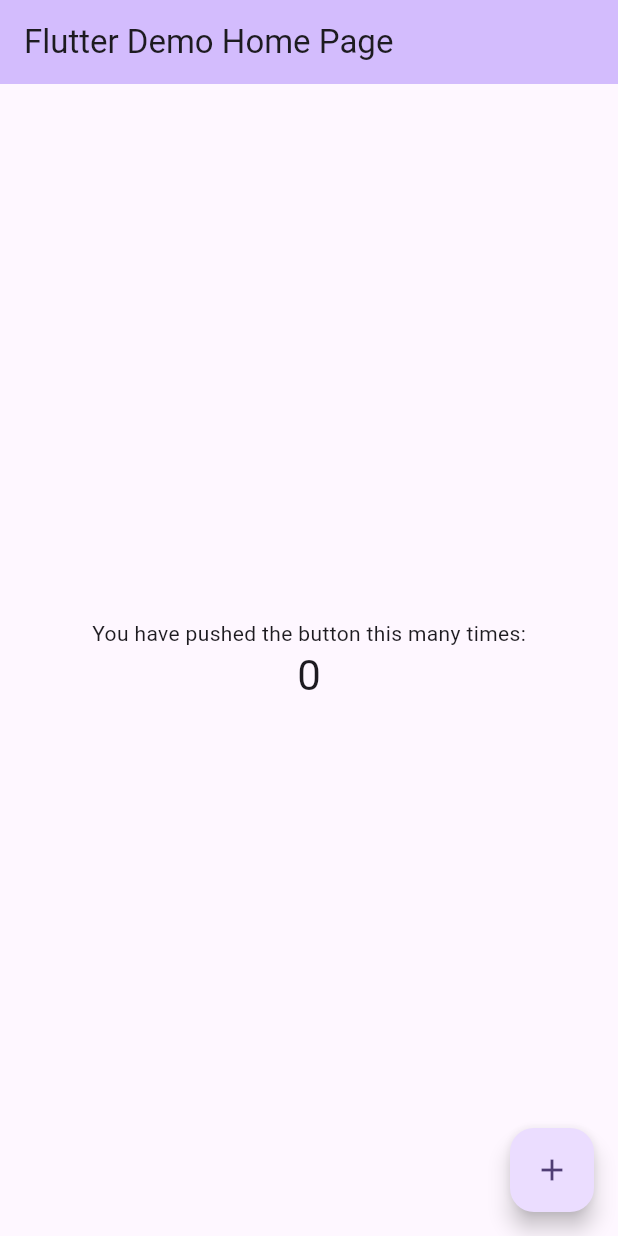
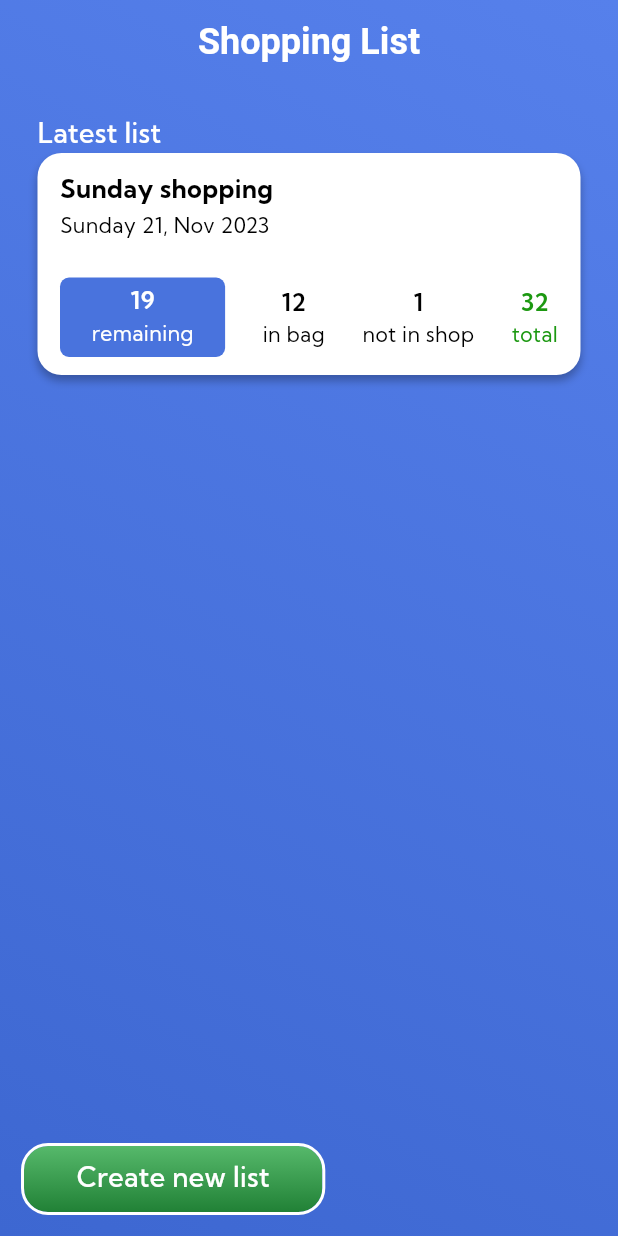
Before and after one commit to AnuradhaDev96/shopping_list_app, a Flutter app: the screen it shows after launch, on a phone screen of 412 x 824 dp. Run offline on Flutter 3.47's test engine with Material 2 defaults, Android fonts, the phone set to English and light mode, and no system bars.

Commit message:
Shopping list page UI implementation started

```diff
--- /dev/null
+++ b/shoplicium/lib/config/themes/text_styles.dart
@@ -0,0 +1,17 @@
+import 'package:flutter/material.dart';
+
+abstract class TextStyles {
+  static const defaultFontFamily = 'Kumbh_Sans';
+
+  static const appBarTitleTextStyle = TextStyle(
+    fontSize: 24,
+    fontWeight: FontWeight.bold,
+    color: Colors.white,
+  );
+
+  static const sectionTitleTextStyle = TextStyle(
+    fontSize: 18,
+    fontWeight: FontWeight.w500,
+    color: Colors.white,
+  );
+}
--- a/shoplicium/lib/main.dart
+++ b/shoplicium/lib/main.dart
@@ -1,101 +1,36 @@
 import 'package:flutter/material.dart';
 
+import 'config/themes/text_styles.dart';
+import 'presentation/views/shopping_list/shopping_list_page.dart';
+import 'utils/constants/app_colors.dart';
+
 void main() {
-  runApp(const MyApp());
+  runApp(const ShoppingListApp());
 }
 
-class MyApp extends StatelessWidget {
-  const MyApp({super.key});
+class ShoppingListApp extends StatelessWidget {
+  const ShoppingListApp({super.key});
 
   // This widget is the root of your application.
   @override
   Widget build(BuildContext context) {
     return MaterialApp(
-      title: 'Flutter Demo',
+      title: 'Shoplicium',
+      debugShowCheckedModeBanner: false,
       theme: ThemeData(
-        colorScheme: ColorScheme.fromSeed(seedColor: Colors.deepPurple),
+        fontFamily: TextStyles.defaultFontFamily,
+        scaffoldBackgroundColor: Colors.transparent,
+        appBarTheme: const AppBarTheme(
+          titleTextStyle: TextStyles.appBarTitleTextStyle,
+          surfaceTintColor: Colors.transparent,
+          backgroundColor: Colors.transparent,
+          elevation: 0,
+          centerTitle: true,
+        ),
+        colorScheme: ColorScheme.fromSeed(seedColor: AppColors.blue1),
         useMaterial3: true,
       ),
-      home: const MyHomePage(title: 'Flutter Demo Home Page'),
+      home: const ShoppingListPage(),
     );
   }
 }
-
-class MyHomePage extends StatefulWidget {
-  const MyHomePage({super.key, required this.title});
-
-  final String title;
-
-  @override
-  State<MyHomePage> createState() => _MyHomePageState();
-}
-
-class _MyHomePageState extends State<MyHomePage> {
-  int _counter = 0;
-
-  void _incrementCounter() {
-    setState(() {
-      // This call to setState tells the Flutter framework that something has
-      // changed in this State, which causes it to rerun the build method below
-      // so that the display can reflect the updated values. If we changed
-      // _counter without calling setState(), then the build method would not be
-      // called again, and so nothing would appear to happen.
-      _counter++;
-    });
-  }
-
-  @override
-  Widget build(BuildContext context) {
-    // This method is rerun every time setState is called, for instance as done
-    // by the _incrementCounter method above.
-    //
-    // The Flutter framework has been optimized to make rerunning build methods
-    // fast, so that you can just rebuild anything that needs updating rather
-    // than having to individually change instances of widgets.
-    return Scaffold(
-      appBar: AppBar(
-        // TRY THIS: Try changing the color here to a specific color (to
-        // Colors.amber, perhaps?) and trigger a hot reload to see the AppBar
-        // change color while the other colors stay the same.
-        backgroundColor: Theme.of(context).colorScheme.inversePrimary,
-        // Here we take the value from the MyHomePage object that was created by
-        // the App.build method, and use it to set our appbar title.
-        title: Text(widget.title),
-      ),
-      body: Center(
-        // Center is a layout widget. It takes a single child and positions it
-        // in the middle of the parent.
-        child: Column(
-          // Column is also a layout widget. It takes a list of children and
-          // arranges them vertically. By default, it sizes itself to fit its
-          // children horizontally, and tries to be as tall as its parent.
-          //
-          // Column has various properties to control how it sizes itself and
-          // how it positions its children. Here we use mainAxisAlignment to
-          // center the children vertically; the main axis here is the vertical
-          // axis because Columns are vertical (the cross axis would be
-          // horizontal).
-          //
-          // TRY THIS: Invoke "debug painting" (choose the "Toggle Debug Paint"
-          // action in the IDE, or press "p" in the console), to see the
-          // wireframe for each widget.
-          mainAxisAlignment: MainAxisAlignment.center,
-          children: <Widget>[
-            const Text(
-              'You have pushed the button this many times:',
-            ),
-            Text(
-              '$_counter',
-              style: Theme.of(context).textTheme.headlineMedium,
-            ),
-          ],
-        ),
-      ),
-      floatingActionButton: FloatingActionButton(
-        onPressed: _incrementCounter,
-        tooltip: 'Increment',
-        child: const Icon(Icons.add),
-      ), // This trailing comma makes auto-formatting nicer for build methods.
-    );
-  }
-}
--- /dev/null
+++ b/shoplicium/lib/presentation/views/shopping_list/shopping_list_page.dart
@@ -0,0 +1,63 @@
+import 'package:flutter/material.dart';
+
+import '../../../config/themes/text_styles.dart';
+import '../../widgets/primary_button_skin.dart';
+import '../../widgets/scaffold_decoration.dart';
+import 'widgets/latest_shopping_list_card.dart';
+
+class ShoppingListPage extends StatelessWidget {
+  const ShoppingListPage({super.key});
+
+  @override
+  Widget build(BuildContext context) {
+    return ScaffoldDecoration(
+      child: Scaffold(
+        appBar: AppBar(
+          title: const Text('Shopping List'),
+        ),
+        floatingActionButton: const PrimaryButtonSkin(),
+        floatingActionButtonLocation: FloatingActionButtonLocation.startFloat,
+        body: const Padding(
+          padding: EdgeInsets.only(top: 20, left: 25, right: 25),
+          child: CustomScrollView(
+            slivers: [
+              SliverToBoxAdapter(
+                child: Text(
+                  'Latest list',
+                  style: TextStyles.sectionTitleTextStyle,
+                ),
+              ),
+              SliverToBoxAdapter(
+                child: LatestShoppingListCard(),
+              ),
+            ],
+          ),
+        ),
+      ),
+    );
+  }
+}
+
+class _ShoppingListErrorWidget extends StatelessWidget {
+  const _ShoppingListErrorWidget({super.key, required this.caption});
+
+  final String caption;
+
+  @override
+  Widget build(BuildContext context) {
+    return Column(
+      mainAxisAlignment: MainAxisAlignment.center,
+      children: [
+        Text(
+          caption,
+          textAlign: TextAlign.center,
+          style: const TextStyle(
+            color: Colors.white,
+            fontWeight: FontWeight.w500,
+            fontSize: 18,
+          ),
+        ),
+      ],
+    );
+  }
+}
--- /dev/null
+++ b/shoplicium/lib/presentation/views/shopping_list/widgets/latest_shopping_list_card.dart
@@ -0,0 +1,157 @@
+import 'package:flutter/material.dart';
+
+import '../../../../utils/constants/app_colors.dart';
+
+class LatestShoppingListCard extends StatelessWidget {
+  const LatestShoppingListCard({super.key});
+
+  @override
+  Widget build(BuildContext context) {
+    return Container(
+      padding: const EdgeInsets.symmetric(vertical: 12, horizontal: 15),
+      decoration: BoxDecoration(
+          color: Colors.white,
+          borderRadius: BorderRadius.circular(16),
+          boxShadow: [
+            BoxShadow(
+              color: Colors.black.withOpacity(0.27),
+              offset: const Offset(0, 4),
+              blurRadius: 4,
+              spreadRadius: 0,
+            ),
+          ]
+      ),
+      child: Column(
+        children: [
+          const Align(
+            alignment: Alignment.centerLeft,
+            child: Text(
+              'Sunday shopping',
+              style: TextStyle(
+                color: Colors.black,
+                fontWeight: FontWeight.bold,
+                fontSize: 17,
+              ),
+            ),
+          ),
+          const SizedBox(height: 2),
+          const Align(
+            alignment: Alignment.centerLeft,
+            child: Text(
+              'Sunday 21, Nov 2023',
+              style: TextStyle(
+                color: Colors.black,
+                fontWeight: FontWeight.normal,
+                fontSize: 14,
+              ),
+            ),
+          ),
+          const SizedBox(height: 25),
+          Row(
+            mainAxisAlignment: MainAxisAlignment.spaceBetween,
+            children: [
+              Flexible(
+                child: Container(
+                  padding: const EdgeInsets.only(bottom: 6, top: 4),
+                  decoration: BoxDecoration(
+                    color: AppColors.darkBlue1,
+                    borderRadius: BorderRadius.circular(6),
+                  ),
+                  child: const Center(
+                    child: Column(
+                      mainAxisAlignment: MainAxisAlignment.center,
+                      children: [
+                        Text(
+                          '19',
+                          style: TextStyle(
+                            color: Colors.white,
+                            fontWeight: FontWeight.w600,
+                            fontSize: 16,
+                          ),
+                        ),
+                        Text(
+                          'remaining',
+                          style: TextStyle(
+                            color: Colors.white,
+                            fontWeight: FontWeight.normal,
+                            fontSize: 14,
+                          ),
+                        ),
+                      ],
+                    ),
+                  ),
+                ),
+              ),
+              const SizedBox(width: 25),
+              const Column(
+                mainAxisAlignment: MainAxisAlignment.center,
+                children: [
+                  Text(
+                    '12',
+                    style: TextStyle(
+                      color: Colors.black,
+                      fontWeight: FontWeight.w600,
+                      fontSize: 16,
+                    ),
+                  ),
+                  Text(
+                    'in bag',
+                    style: TextStyle(
+                      color: Colors.black,
+                      fontWeight: FontWeight.normal,
+                      fontSize: 14,
+                    ),
+                  ),
+                ],
+              ),
+              const SizedBox(width: 25),
+              const Column(
+                mainAxisAlignment: MainAxisAlignment.center,
+                children: [
+                  Text(
+                    '1',
+                    style: TextStyle(
+                      color: Colors.black,
+                      fontWeight: FontWeight.w600,
+                      fontSize: 16,
+                    ),
+                  ),
+                  Text(
+                    'not in shop',
+                    style: TextStyle(
+                      color: Colors.black,
+                      fontWeight: FontWeight.normal,
+                      fontSize: 14,
+                    ),
+                  ),
+                ],
+              ),
+              const SizedBox(width: 25),
+              const Column(
+                mainAxisAlignment: MainAxisAlignment.center,
+                children: [
+                  Text(
+                    '32',
+                    style: TextStyle(
+                      color: AppColors.green3,
+                      fontWeight: FontWeight.w600,
+                      fontSize: 16,
+                    ),
+                  ),
+                  Text(
+                    'total',
+                    style: TextStyle(
+                      color: AppColors.green3,
+                      fontWeight: FontWeight.normal,
+                      fontSize: 14,
+                    ),
+                  ),
+                ],
+              ),
+            ],
+          ),
+        ],
+      ),
+    );
+  }
+}
--- /dev/null
+++ b/shoplicium/lib/presentation/widgets/primary_button_skin.dart
@@ -0,0 +1,39 @@
+import 'package:flutter/material.dart';
+
+import '../../utils/constants/app_colors.dart';
+
+class PrimaryButtonSkin extends StatelessWidget {
+  const PrimaryButtonSkin({super.key});
+
+  @override
+  Widget build(BuildContext context) {
+    return FittedBox(
+      child: Container(
+        padding: const EdgeInsets.fromLTRB(35, 8, 35, 10),
+        decoration: BoxDecoration(
+          borderRadius: BorderRadius.circular(16),
+          gradient: const LinearGradient(
+            begin: Alignment.bottomCenter,
+            end: Alignment.topCenter,
+            colors: [
+              AppColors.green1,
+              AppColors.green2,
+            ],
+          ),
+          border: Border.all(width: 2, color: Colors.white, strokeAlign: BorderSide.strokeAlignOutside),
+        ),
+        child: const Center(
+          child: Text(
+            'Create new list',
+            textAlign: TextAlign.center,
+            style: TextStyle(
+              color: Colors.white,
+              fontWeight: FontWeight.w500,
+              fontSize: 18,
+            ),
+          ),
+        ),
+      ),
+    );
+  }
+}
--- /dev/null
+++ b/shoplicium/lib/presentation/widgets/scaffold_decoration.dart
@@ -0,0 +1,25 @@
+import 'package:flutter/material.dart';
+
+import '../../utils/constants/app_colors.dart';
+
+class ScaffoldDecoration extends StatelessWidget {
+  const ScaffoldDecoration({super.key, required this.child});
+  final Widget child;
+
+  @override
+  Widget build(BuildContext context) {
+    return DecoratedBox(
+      decoration: const BoxDecoration(
+        gradient: LinearGradient(
+          begin: Alignment.bottomLeft,
+          end: Alignment.topRight,
+          colors: [
+            AppColors.blue1,
+            AppColors.blue2,
+          ],
+        ),
+      ),
+      child: child,
+    );
+  }
+}
--- /dev/null
+++ b/shoplicium/lib/utils/constants/app_colors.dart
@@ -0,0 +1,17 @@
+import 'dart:ui';
+
+abstract class AppColors {
+  static const blue1 = Color(0xFF3D67D1);
+  static const blue2 = Color(0xFF5680EB);
+
+  static const darkBlue1 = Color(0xFF4973DD);
+  static const darkBlue2 = Color(0xFF1849C6);
+
+  static const green1 = Color(0xFF218136);
+  static const green2 = Color(0xFF56B96B);
+
+  /// Use for text labels
+  static const green3 = Color(0xFF1C9811);
+
+  static const grey1 = Color(0xFF6F6F6F);
+}
```
Also changed, not shown: shoplicium/pubspec.yaml (+29 -23 lines), shoplicium/assets/fonts/KumbhSans-Black.ttf (added), shoplicium/assets/fonts/KumbhSans-Bold.ttf (added), shoplicium/assets/fonts/KumbhSans-ExtraBold.ttf (added), shoplicium/assets/fonts/KumbhSans-ExtraLight.ttf (added), shoplicium/assets/fonts/KumbhSans-Light.ttf (added), shoplicium/assets/fonts/KumbhSans-Medium.ttf (added), shoplicium/assets/fonts/KumbhSans-Regular.ttf (added), shoplicium/assets/fonts/KumbhSans-SemiBold.ttf (added), shoplicium/assets/fonts/KumbhSans-Thin.ttf (added), shoplicium/lib/utils/constants/assets.dart (added), shoplicium/pubspec.lock, 1 other file.
